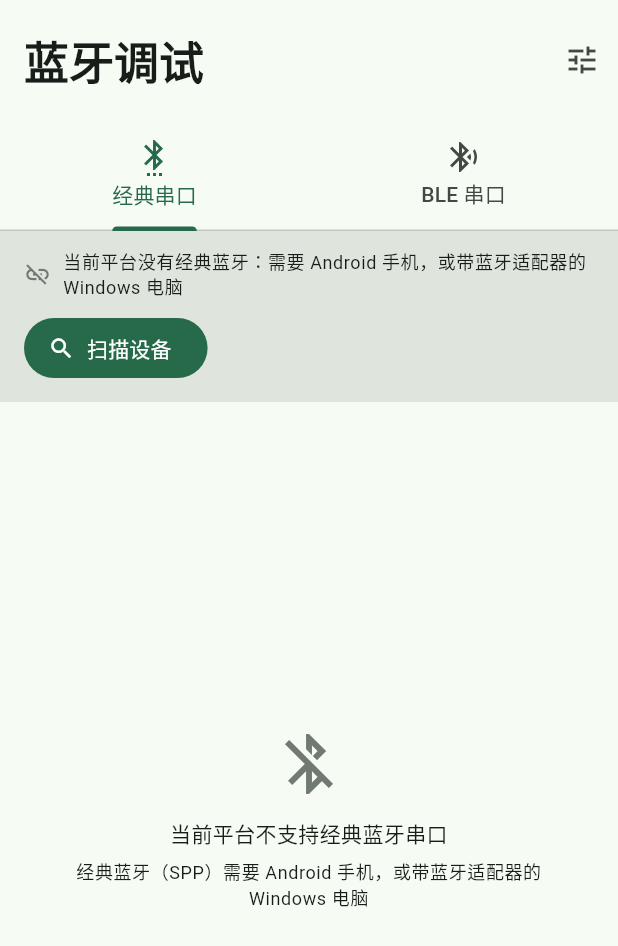
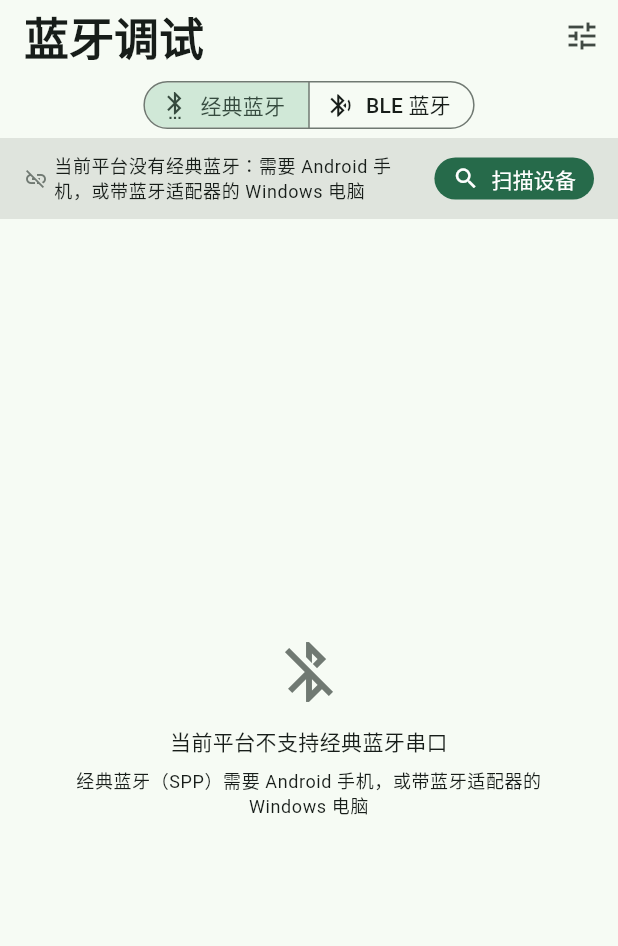
Before and after one commit to yjrqz777/flutter_application_test, a Flutter app: the BluetoothPage screen opened directly, on a phone screen of 412 x 824 dp. Shown: the top 946 px of the screen. Run offline on Flutter 3.47's test engine with Material 3 defaults, Android fonts, the phone set to English and light mode, and no system bars; our stand-ins replace flutter_blue_plus, sensors_plus; missing offline and left inert: flutter_classic_bluetooth; Roboto replaces fonts that are missing (SimSun).

Commit message:
feat(bluetooth): 经典蓝牙与 BLE 合并为单页，分段按钮切换模式
蓝牙调试页用一个页面承载两种模式，扫描和连接只作用于当前模式；串口操作条改为状态文字在左、紧凑按钮在右；经典蓝牙列表标注已配对设备；SerialSession 补齐扫描和断开接口；README 按现状重写。

```diff
--- a/lib/bluetooth/ble_serial_service.dart
+++ b/lib/bluetooth/ble_serial_service.dart
@@ -35,8 +35,10 @@ class BleSerialService extends SerialSession {
   /// 扫描结果，按信号强度从强到弱排好
   List<ScanResult> get results => List<ScanResult>.unmodifiable(_results);
 
+  @override
   bool get isScanning => _scanning;
 
+  @override
   bool get isSupported => _supported;
 
   /// 取设备显示名：没广播名字就退回设备 ID
@@ -70,6 +72,7 @@ class BleSerialService extends SerialSession {
   }
 
   /// 开始扫描
+  @override
   Future<void> startScan() async {
     if (_scanning || !_supported) return;
 
@@ -89,6 +92,7 @@ class BleSerialService extends SerialSession {
   }
 
   /// 停止扫描
+  @override
   Future<void> stopScan() async {
     try {
       await FlutterBluePlus.stopScan();
@@ -154,6 +158,7 @@ class BleSerialService extends SerialSession {
   }
 
   /// 主动断开
+  @override
   Future<void> disconnect() async {
     await _cleanup();
     setStatus('已断开连接');
--- a/lib/bluetooth/classic_serial_service.dart
+++ b/lib/bluetooth/classic_serial_service.dart
@@ -25,8 +25,10 @@ class ClassicSerialService extends SerialSession {
   /// 扫描到的设备 + 已配对设备（按地址去重合并）
   List<BtcDevice> get devices => List<BtcDevice>.unmodifiable(_devices);
 
+  @override
   bool get isScanning => _scanning;
 
+  @override
   bool get isSupported => _supported;
 
   /// 初始化：检查支持情况、读已配对设备、订阅扫描结果。
@@ -50,6 +52,7 @@ class ClassicSerialService extends SerialSession {
   }
 
   /// 开始扫描。Android 11 及以下扫描还需要打开系统定位开关，这里一并检查。
+  @override
   Future<void> startScan() async {
     if (_scanning || !_supported) return;
 
@@ -76,6 +79,7 @@ class ClassicSerialService extends SerialSession {
   }
 
   /// 停止扫描
+  @override
   Future<void> stopScan() async {
     if (!_scanning) return;
     try {
@@ -120,6 +124,7 @@ class ClassicSerialService extends SerialSession {
   }
 
   /// 主动断开
+  @override
   Future<void> disconnect() async {
     await _cleanup(silent: true);
     setStatus('已断开连接');
--- a/lib/bluetooth/serial_session.dart
+++ b/lib/bluetooth/serial_session.dart
@@ -7,8 +7,8 @@ import 'serial_message.dart';
 
 /// 串口会话基类：经典蓝牙和 BLE 共用的一套状态与交互。
 ///
-/// 子类只需要实现 [writeBytes]（怎么把字节写出去）以及自己的连接流程，
-/// 日志、连接状态、发送解析这些重复逻辑都留在基类里。
+/// 子类只需要实现 [writeBytes]（怎么把字节写出去）、扫描相关的几个方法，
+/// 以及自己的连接流程；日志、连接状态、发送解析这些重复逻辑都留在基类里。
 abstract class SerialSession extends ChangeNotifier {
   /// 日志上限：调试时数据刷得很快，不限制会一直占内存。
   static const int maxMessages = 500;
@@ -43,6 +43,21 @@ abstract class SerialSession extends ChangeNotifier {
 
   /// 是否可以发送数据
   bool get canSend => _connected && !_busy;
+
+  /// 当前平台是否支持这类蓝牙（经典 / BLE）
+  bool get isSupported;
+
+  /// 是否正在扫描附近设备
+  bool get isScanning;
+
+  /// 开始扫描附近设备
+  Future<void> startScan();
+
+  /// 停止扫描
+  Future<void> stopScan();
+
+  /// 主动断开当前连接
+  Future<void> disconnect();
 
   @protected
   bool get isDisposed => _disposed;
--- a/lib/pages/bluetooth/bluetooth_page.dart
+++ b/lib/pages/bluetooth/bluetooth_page.dart
@@ -1,14 +1,19 @@
 import 'package:flutter/material.dart';
 
+import '../../bluetooth/ble_serial_service.dart';
+import '../../bluetooth/classic_serial_service.dart';
+import '../../bluetooth/serial_session.dart';
 import '../../bluetooth/serial_view_settings.dart';
+import '../../widgets/serial_action_bar.dart';
 import 'ble_serial_tab.dart';
 import 'classic_serial_tab.dart';
 import 'serial_settings_page.dart';
 
-/// 蓝牙调试页：同一个页面里分两个页签，经典蓝牙串口和 BLE 串口。
+/// 蓝牙调试页：经典蓝牙和 BLE 共用一套扫描 / 连接 / 控制台界面，
+/// 用顶部的分段按钮切换当前模式。
 ///
-/// 两者协议栈完全不同，分页而不是混在一个列表里，避免用户选错设备类型。
-/// 右上角齿轮是这一层的子设置：切普通 / 自定义调试页、控制显示模块。
+/// 两种协议栈完全不同，设备对象也不一样，所以各自保留自己的会话对象；
+/// 同一时刻只操作其中一种模式，避免两边的列表和连接状态混在一起。
 class BluetoothPage extends StatefulWidget {
   const BluetoothPage({super.key});
 
@@ -17,11 +22,29 @@ class BluetoothPage extends StatefulWidget {
 }
 
 class _BluetoothPageState extends State<BluetoothPage> {
-  // 两个页签共用一套显示配置
+  // 两种模式共用一套显示配置
   final SerialViewSettings _settings = SerialViewSettings();
+
+  final ClassicSerialService _classic = ClassicSerialService();
+  final BleSerialService _ble = BleSerialService();
+
+  /// 开关状态：false = 经典蓝牙，true = BLE
+  bool _bleMode = false;
+
+  SerialSession get _session => _bleMode ? _ble : _classic;
+
+  @override
+  void initState() {
+    super.initState();
+    // 两边都先初始化好，切模式时不用等
+    _classic.init();
+    _ble.init();
+  }
 
   @override
   void dispose() {
+    _classic.dispose();
+    _ble.dispose();
     _settings.dispose();
     super.dispose();
   }
@@ -35,12 +58,30 @@ class _BluetoothPageState extends State<BluetoothPage> {
     );
   }
 
+  /// 切模式：扫描中顺手停掉扫描；已连接或正在连接时不让切。
+  Future<void> _switchMode(bool useBle) async {
+    if (useBle == _bleMode) return;
+
+    final SerialSession current = _session;
+    if (current.isConnected || current.isBusy) {
+      ScaffoldMessenger.of(context).showSnackBar(
+        const SnackBar(content: Text('先断开当前连接，再切换模式')),
+      );
+      return;
+    }
+
+    if (current.isScanning) {
+      await current.stopScan();
+    }
+    if (!mounted) return;
+    setState(() => _bleMode = useBle);
+  }
+
   @override
   Widget build(BuildContext context) {
-    return DefaultTabController(
-      length: 2,
-      child: Scaffold(
+    return Scaffold(
       appBar: AppBar(
+        toolbarHeight: 48,
         title: const Text('蓝牙调试'),
         actions: <Widget>[
           IconButton(
@@ -49,18 +90,59 @@ class _BluetoothPageState extends State<BluetoothPage> {
             onPressed: _openSettings,
           ),
         ],
-          bottom: const TabBar(
-            tabs: <Widget>[
-              Tab(icon: Icon(Icons.settings_bluetooth), text: '经典串口'),
-              Tab(icon: Icon(Icons.bluetooth_searching), text: 'BLE 串口'),
+      ),
+      body: ListenableBuilder(
+        listenable: _session,
+        builder: (BuildContext context, Widget? child) {
+          final SerialSession session = _session;
+          return Column(
+            children: <Widget>[
+              _buildModeBar(),
+              SerialActionBar(
+                status: session.status,
+                connected: session.isConnected,
+                scanning: session.isScanning,
+                busy: session.isBusy,
+                onScanToggle: session.isScanning
+                    ? session.stopScan
+                    : session.startScan,
+                onDisconnect: session.disconnect,
+              ),
+              Expanded(
+                child: _bleMode
+                    ? BleSerialView(service: _ble, settings: _settings)
+                    : ClassicSerialView(service: _classic, settings: _settings),
+              ),
             ],
+          );
+        },
       ),
+    );
+  }
+
+  /// 模式切换：经典蓝牙 / BLE，顶部居中
+  Widget _buildModeBar() {
+    return SizedBox(
+      height: 44,
+      child: Center(
+        child: SegmentedButton<bool>(
+          showSelectedIcon: false,
+          style: const ButtonStyle(visualDensity: VisualDensity.compact),
+          segments: const <ButtonSegment<bool>>[
+            ButtonSegment<bool>(
+              value: false,
+              icon: Icon(Icons.settings_bluetooth),
+              label: Text('经典蓝牙'),
             ),
-        body: TabBarView(
-          children: <Widget>[
-            ClassicSerialTab(settings: _settings),
-            BleSerialTab(settings: _settings),
+            ButtonSegment<bool>(
+              value: true,
+              icon: Icon(Icons.bluetooth_searching),
+              label: Text('BLE 蓝牙'),
+            ),
           ],
+          selected: <bool>{_bleMode},
+          onSelectionChanged: (Set<bool> selection) =>
+              _switchMode(selection.first),
         ),
       ),
     );
--- a/lib/pages/bluetooth/classic_serial_tab.dart
+++ b/lib/pages/bluetooth/classic_serial_tab.dart
@@ -5,105 +5,68 @@ import '../../bluetooth/classic_serial_service.dart';
 import '../../bluetooth/serial_view_settings.dart';
 import '../../widgets/device_list_tile.dart';
 import '../../widgets/empty_hint.dart';
-import '../../widgets/serial_action_bar.dart';
 import '../../widgets/serial_console.dart';
 
-/// 经典蓝牙（RFCOMM / SPP）串口调试页。
+/// 经典蓝牙（RFCOMM / SPP）模式的内容区。
 ///
-/// 适配 HC-05 / HC-06 这类串口模块，也适配 ESP32 的经典蓝牙 BluetoothSerial。
-class ClassicSerialTab extends StatefulWidget {
-  const ClassicSerialTab({super.key, required this.settings});
+/// 扫描按钮和模式开关由蓝牙调试页统一管理，这里只按当前状态画：
+/// 没连上时画设备列表，连上后画串口控制台。
+class ClassicSerialView extends StatelessWidget {
+  const ClassicSerialView({
+    super.key,
+    required this.service,
+    required this.settings,
+  });
 
-  /// 和 BLE 页签共用的显示配置
+  /// 经典蓝牙会话，由页面持有和初始化
+  final ClassicSerialService service;
+
+  /// 和 BLE 模式共用的显示配置
   final SerialViewSettings settings;
 
   @override
-  State<ClassicSerialTab> createState() => _ClassicSerialTabState();
-}
-
-class _ClassicSerialTabState extends State<ClassicSerialTab>
-    with AutomaticKeepAliveClientMixin {
-  final ClassicSerialService _service = ClassicSerialService();
-
-  // 切到另一个页签时不销毁页面，避免正在进行的连接被重置
-  @override
-  bool get wantKeepAlive => true;
-
-  @override
-  void initState() {
-    super.initState();
-    _service.init();
-  }
-
-  @override
-  void dispose() {
-    _service.dispose();
-    super.dispose();
-  }
-
-  @override
   Widget build(BuildContext context) {
-    super.build(context);
-    return ListenableBuilder(
-      listenable: _service,
-      builder: (BuildContext context, Widget? child) {
-        return Column(
-          children: <Widget>[
-            SerialActionBar(
-              status: _service.status,
-              connected: _service.isConnected,
-              scanning: _service.isScanning,
-              busy: _service.isBusy,
-              onScanToggle:
-                  _service.isScanning ? _service.stopScan : _service.startScan,
-              onDisconnect: _service.disconnect,
-            ),
-            Expanded(
-              child: _service.isConnected
-                  ? SerialConsole(
-                      messages: _service.messages,
-                      canSend: _service.canSend,
-                      settings: widget.settings,
-                      txBytes: _service.txBytes,
-                      rxBytes: _service.rxBytes,
-                      onSend: (String text, bool hexMode) =>
-                          _service.sendText(text, hexMode: hexMode),
-                      onClear: _service.clearMessages,
-                    )
-                  : _buildDeviceList(context),
-            ),
-          ],
-        );
-      },
-    );
+    if (service.isConnected) {
+      return SerialConsole(
+        messages: service.messages,
+        canSend: service.canSend,
+        settings: settings,
+        txBytes: service.txBytes,
+        rxBytes: service.rxBytes,
+        onSend: (String text, bool hexMode) =>
+            service.sendText(text, hexMode: hexMode),
+        onClear: service.clearMessages,
+      );
+    }
+    return _buildDeviceList(context);
   }
 
   Widget _buildDeviceList(BuildContext context) {
-    if (!_service.isSupported) {
+    if (!service.isSupported) {
       return const EmptyHint(
         icon: Icons.bluetooth_disabled,
         title: '当前平台不支持经典蓝牙串口',
         description: '经典蓝牙（SPP）需要 Android 手机，或带蓝牙适配器的 Windows 电脑',
       );
     }
-    if (_service.devices.isEmpty) {
+    if (service.devices.isEmpty) {
       return EmptyHint(
-        title: _service.isScanning ? '正在扫描…' : '还没有找到设备',
-        description: _service.isScanning
+        title: service.isScanning ? '正在扫描…' : '还没有找到设备',
+        description: service.isScanning
             ? '请让串口模块进入配对 / 可被发现状态'
             : '点击上方「扫描设备」搜索 HC-05、HC-06、ESP32 等经典蓝牙模块',
       );
     }
     return ListView.separated(
-      itemCount: _service.devices.length,
+      itemCount: service.devices.length,
       separatorBuilder: (BuildContext context, int index) =>
           const Divider(height: 1),
       itemBuilder: (BuildContext context, int index) {
-        final BtcDevice device = _service.devices[index];
+        final BtcDevice device = service.devices[index];
         return DeviceListTile(
           title: device.displayName,
           subtitle: _subtitleOf(device),
-          onTap: () => _service.connect(device),
+          onTap: () => service.connect(device),
         );
       },
     );
@@ -113,11 +76,18 @@ class _ClassicSerialTabState extends State<ClassicSerialTab>
   String _subtitleOf(BtcDevice device) {
     final List<String> parts = <String>[
       device.address,
-      device.bondState.name,
+      _bondStateLabel(device.bondState),
     ];
     if (device.rssi != null) {
       parts.add('${device.rssi} dBm');
     }
     return parts.join(' · ');
   }
+
+  /// 已保存配对的设备标成「已配对」，其余状态也翻成中文
+  String _bondStateLabel(BtcBondState state) => switch (state) {
+    BtcBondState.bonded => '已配对',
+    BtcBondState.bonding => '配对中',
+    BtcBondState.none => '未配对',
+  };
 }
--- a/lib/previews/app_previews.dart
+++ b/lib/previews/app_previews.dart
@@ -66,7 +66,7 @@ Widget previewAboutPage() => MaterialApp(
       home: const AboutPage(),
     );
 
-/// 蓝牙调试页（两个页签的骨架）
+/// 蓝牙调试页（经典 / BLE 模式切换）
 @Preview(name: '蓝牙调试', group: '串口', size: _pageSize)
 Widget previewBluetoothPage() => MaterialApp(
       theme: AppTheme.light,
--- a/lib/widgets/serial_action_bar.dart
+++ b/lib/widgets/serial_action_bar.dart
@@ -1,8 +1,9 @@
 import 'package:flutter/material.dart';
 
-/// 串口页顶部：一行状态说明 + 主操作按钮。
+/// 串口页顶部：左边状态说明，右边主操作按钮。
 ///
-/// 未连接时按钮是「扫描 / 停止扫描」，已连接时变成「断开连接」。
+/// 未连接时按钮是「扫描 / 停止扫描」，已连接时变成「断开连接」；
+/// 按钮用了紧凑尺寸，状态文字占剩下的宽度，整行只占一行高度。
 class SerialActionBar extends StatelessWidget {
   const SerialActionBar({
     super.key,
@@ -21,26 +22,31 @@ class SerialActionBar extends StatelessWidget {
   final VoidCallback onScanToggle;
   final VoidCallback onDisconnect;
 
+  /// 比默认按钮矮一圈、左右留白也更小
+  static final ButtonStyle _compactButtonStyle = FilledButton.styleFrom(
+    visualDensity: VisualDensity.compact,
+    padding: const EdgeInsets.symmetric(horizontal: 12),
+    minimumSize: const Size(0, 36),
+    tapTargetSize: MaterialTapTargetSize.shrinkWrap,
+  );
+
   @override
   Widget build(BuildContext context) {
     final ThemeData theme = Theme.of(context);
     return Container(
       width: double.infinity,
       color: theme.colorScheme.surfaceContainerHighest,
-      padding: const EdgeInsets.fromLTRB(16, 12, 16, 12),
-      child: Column(
-        crossAxisAlignment: CrossAxisAlignment.start,
-        children: <Widget>[
-          Row(
+      padding: const EdgeInsets.fromLTRB(16, 10, 16, 10),
+      child: Row(
         children: <Widget>[
           Icon(
             connected ? Icons.link : Icons.link_off,
-                size: 18,
+            size: 16,
             color: connected
                 ? theme.colorScheme.primary
                 : theme.colorScheme.outline,
           ),
-              const SizedBox(width: 8),
+          const SizedBox(width: 4),
           Expanded(
             child: Text(
               status,
@@ -49,31 +55,28 @@ class SerialActionBar extends StatelessWidget {
               style: theme.textTheme.bodySmall,
             ),
           ),
+          if (busy) ...<Widget>[
+            const SizedBox(width: 8),
+            const SizedBox(
+              width: 16,
+              height: 16,
+              child: CircularProgressIndicator(strokeWidth: 2),
+            ),
           ],
-          ),
-          const SizedBox(height: 8),
-          Row(
-            children: <Widget>[
+          const SizedBox(width: 8),
           if (connected)
             FilledButton.icon(
+              style: _compactButtonStyle,
               onPressed: busy ? null : onDisconnect,
-                  icon: const Icon(Icons.link_off),
+              icon: const Icon(Icons.link_off, size: 18),
               label: const Text('断开连接'),
             )
           else
             FilledButton.icon(
+              style: _compactButtonStyle,
               onPressed: busy ? null : onScanToggle,
-                  icon: Icon(scanning ? Icons.stop : Icons.search),
+              icon: Icon(scanning ? Icons.stop : Icons.search, size: 18),
               label: Text(scanning ? '停止扫描' : '扫描设备'),
-                ),
-              const Spacer(),
-              if (busy)
-                const SizedBox(
-                  width: 18,
-                  height: 18,
-                  child: CircularProgressIndicator(strokeWidth: 2),
-                ),
-            ],
             ),
         ],
       ),
```
Also changed, not shown: lib/pages/bluetooth/ble_serial_tab.dart (+33 -69 lines), 1 other file. Lines whose indentation alone changed are shown as unchanged.
